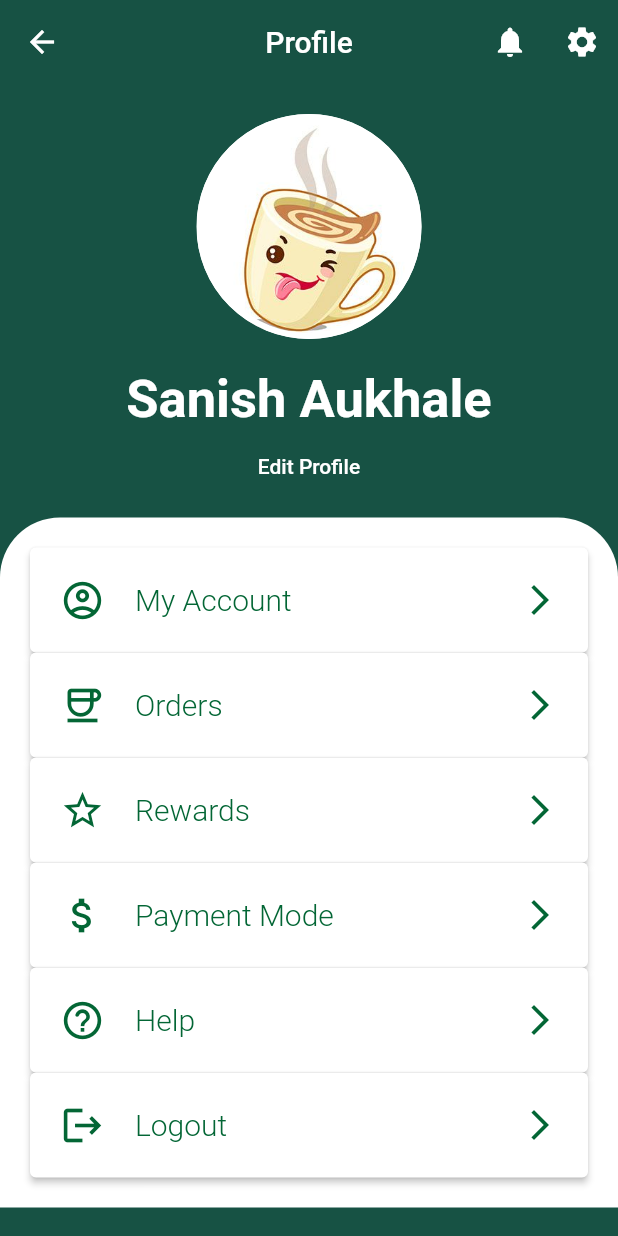
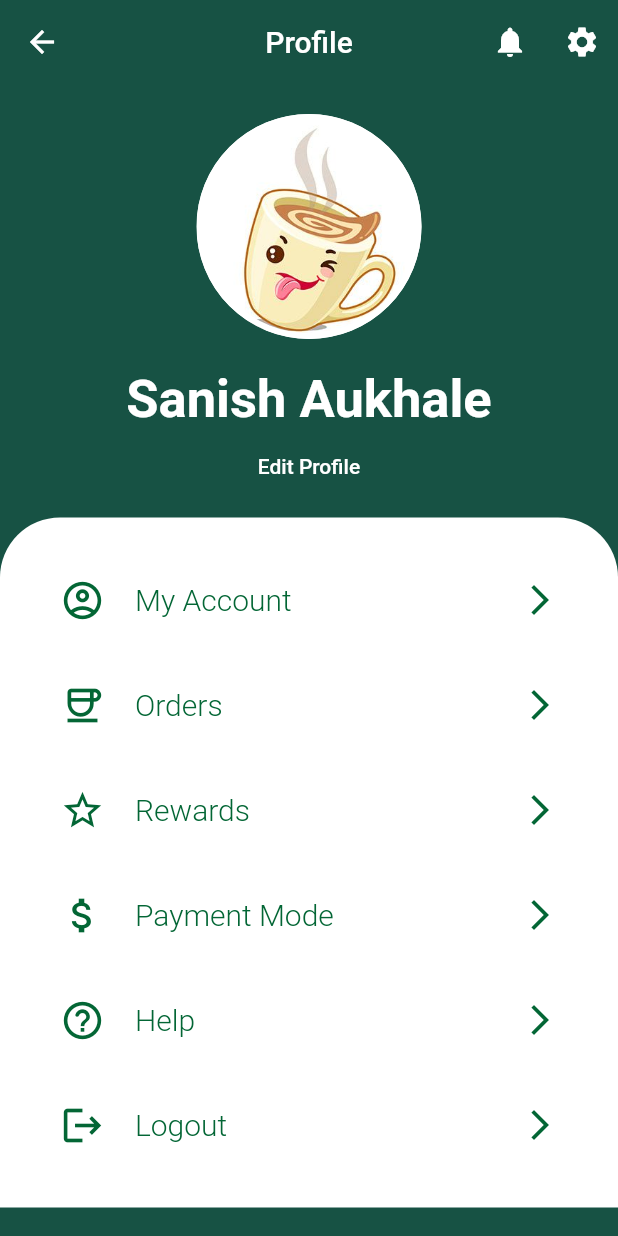
Before and after one commit to anishkeni-srijan/starshmucks, a Flutter app: the UserProfile screen opened directly, on a phone screen of 412 x 824 dp. Run offline on Flutter 3.47's test engine with Material 2 defaults, Android fonts, the phone set to English and light mode, and no system bars; our stand-ins replace auto_size_text, email_validator, flutter_bloc, get, google_fonts, hexcolor and 3 more; missing offline and left inert: email_auth, tbib_splash_screen; accounts and stored records are empty; Roboto replaces fonts that are missing (Ubuntu).

Commit message:
ui changes profile

```diff
--- a/lib/progress.txt
+++ b/lib/progress.txt
@@ -1,4 +1,5 @@
 HexColor("#036635")
+HexColor("#175244")
 
 
 done today
--- a/lib/user_profile.dart
+++ b/lib/user_profile.dart
@@ -140,11 +140,16 @@ class profileTile extends StatelessWidget {
         horizontal: 0,
         vertical: 0,
       ),
-      child: ElevatedButton(
+      child: TextButton(
+
         onPressed: press,
-        style: ElevatedButton.styleFrom(
+        style: TextButton.styleFrom(
           backgroundColor: Colors.white,
           padding: const EdgeInsets.all(20),
+          // shape: Border(
+          //     bottom: BorderSide({ width: 2.0,color: HexColor("#175244")}
+          //     ),
+          // ),
 
         ),
         child: Row(
```
